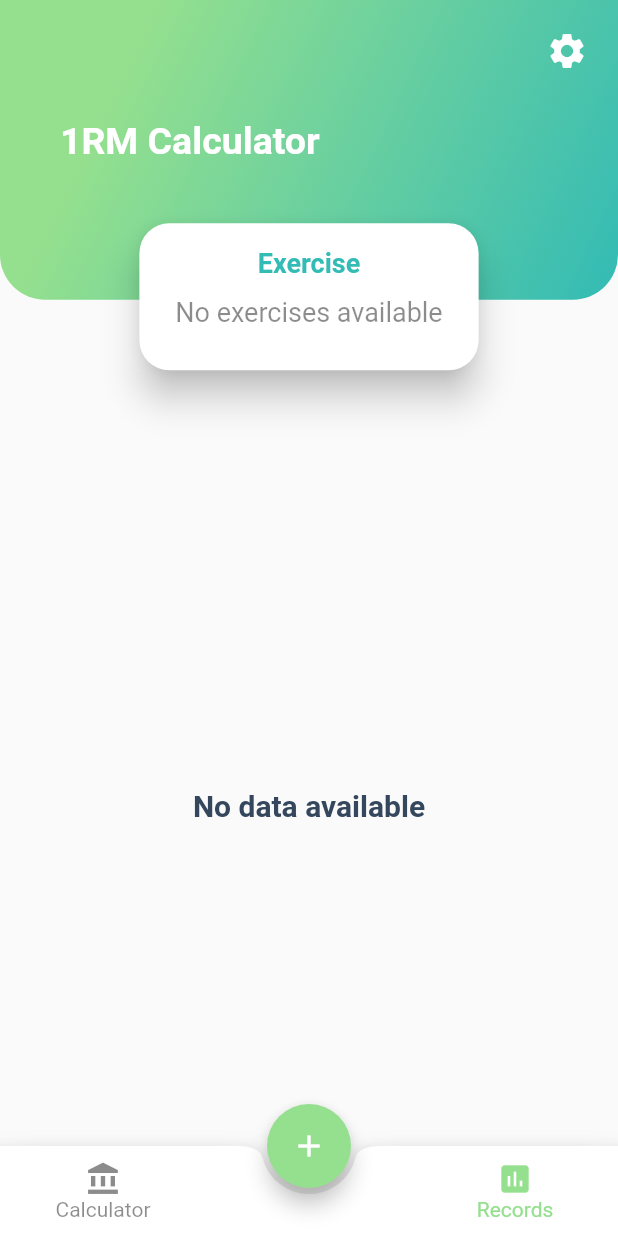
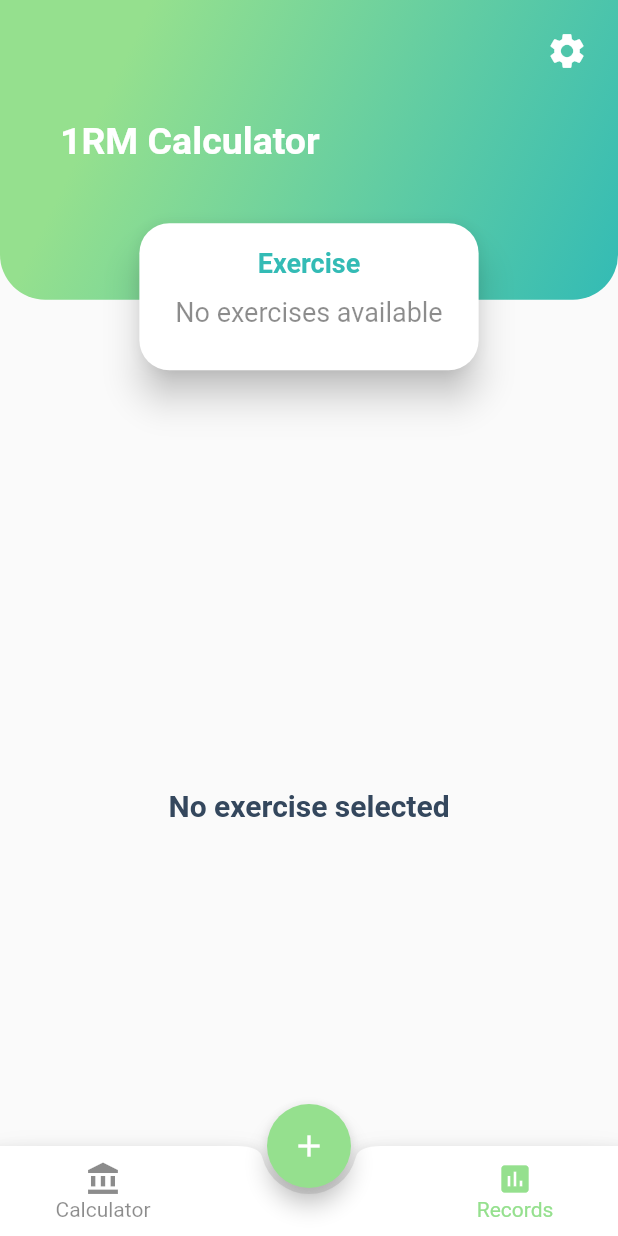
Before and after one commit to Javierd/1RM, a Flutter app: the screen it shows after launch, after a tap on "Records", on a phone screen of 412 x 824 dp. Run offline on Flutter 3.47's test engine with Material 2 defaults, Android fonts, the phone set to English and light mode, and no system bars; our stand-ins replace charts_flutter, flutter_staggered_animations, fluttertoast, moor, moor_ffi, shared_preferences and 1 more; generated files the repository leaves out were written again; statements that could not run were skipped.

Commit message:
Little fix when adding exercise on MainPresenter

```diff
--- a/calculator_1rm/lib/main.dart
+++ b/calculator_1rm/lib/main.dart
@@ -141,14 +141,11 @@ class _MainPageState extends State<MainPage> implements MainPageContract{
                     )
                   );
                 } else {
-                  if (_selectedExercise == null){
-                    _selectedExercise = snapshot.data[0];
-                  }
                   return CustomCard(
                     title: "Exercise",
                     child: DropdownButton<Exercise>(
                       underline: Container(),
-                      hint:  Text("Select item"),
+                      hint:  Text("Select exercise"),
                       value: _selectedExercise,
                       onChanged: (Exercise value) {
                         MainPresenter().onExerciseSelected(value);
@@ -328,7 +325,7 @@ class _MainPageState extends State<MainPage> implements MainPageContract{
 
     List<Exercise> exercises = await _exercises;
     if (exercises.length == 0){
-      return null;
+      return Tuple2<Exercise, String>(null, null);
     }
 
     Exercise selectedExercise;
@@ -501,7 +498,7 @@ class _ExerciseRecordsViewState extends State<ExerciseRecordsView> implements Ex
                 /* If _estimatedRM is null, it means that entered weight/reps is not valid*/
                 return Center(
                     child: Text(
-                      _exercise==null ? "No data available": "No data available for ${_exercise.name}",
+                      _exercise==null ? "No exercise selected": "No data available for ${_exercise.name}",
                       style: titleStyleLighterBlack,)
                 );
               } else {
--- a/calculator_1rm/lib/presenters/main_presenter.dart
+++ b/calculator_1rm/lib/presenters/main_presenter.dart
@@ -118,6 +118,9 @@ class MainPresenter extends BasePresenter<MainPageContract> implements MainPrese
       }else {
         Tuple2<Exercise, String> tuple = await view.showExerciseDropdownDialog(context);
         if (tuple == null){
+
+          return;
+        }else if (tuple.item1 == null){
           Fluttertoast.showToast(
               msg: "You need to create an exercise on the Records tab first",
               toastLength: Toast.LENGTH_LONG,
@@ -125,9 +128,6 @@ class MainPresenter extends BasePresenter<MainPageContract> implements MainPrese
               timeInSecForIosWeb: 1,
               fontSize: 16.0
           );
-          return;
-        }else if (tuple.item1 == null){
-          return;
         }
 
         _database.insertRecord(RecordsCompanion(
```
Also changed, not shown: calculator_1rm/lib/models/moor_database.dart (line endings or trailing spaces).
